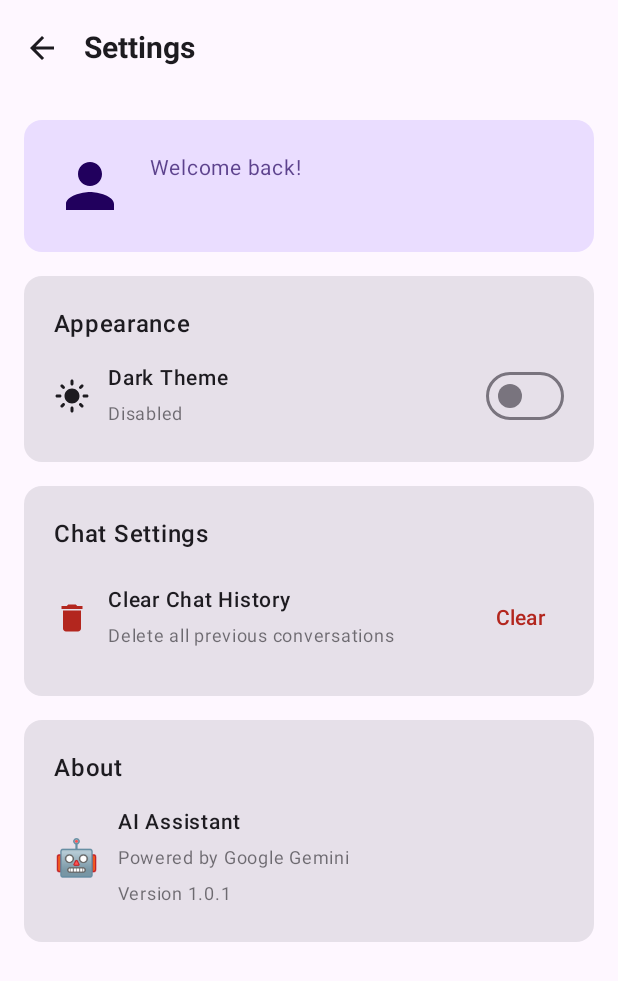
After one commit to shyam-barange/AI-Assistant, an Android app built with Jetpack Compose: the composable SettingsScreen called with empty values, on a phone screen of 412 x 824 dp. The commit adds this screen. Shown: the top 981 px of the screen. Run offline under Robolectric (Android 15) with nearby library versions, the phone set to English and light mode, and no system bars.

Commit message:
minor fixes

```diff
--- a/app/src/main/java/com/twinstech/aiassistant/AIAssistantApp.kt
+++ b/app/src/main/java/com/twinstech/aiassistant/AIAssistantApp.kt
@@ -1,9 +1,7 @@
+// Updated AIAssistantApp.kt with theme toggle and history clearing
 package com.twinstech.aiassistant
 
-import androidx.compose.runtime.Composable
-import androidx.compose.runtime.LaunchedEffect
-import androidx.compose.runtime.collectAsState
-import androidx.compose.runtime.getValue
+import androidx.compose.runtime.*
 import androidx.compose.ui.platform.LocalContext
 import androidx.lifecycle.viewmodel.compose.viewModel
 
@@ -13,6 +11,8 @@ fun AIAssistantApp(
 ) {
     val context = LocalContext.current
     val uiState by viewModel.uiState.collectAsState()
+    var showSettings by remember { mutableStateOf(false) }
+    var darkTheme by remember { mutableStateOf(false) }
 
     LaunchedEffect(Unit) {
         viewModel.initializeApp(context)
@@ -27,8 +27,25 @@ fun AIAssistantApp(
             )
         }
 
+        showSettings -> {
+            SettingsScreen(
+                userName = uiState.userName,
+                darkTheme = darkTheme,
+                onToggleTheme = { darkTheme = !darkTheme },
+                onClearHistory = {
+                    viewModel.clearChatHistory(context)
+                },
+                onBack = {
+                    showSettings = false
+                }
+            )
+        }
+
         else -> {
-            ChatScreen(viewModel = viewModel)
+            ChatScreen(
+                viewModel = viewModel,
+                onSettingsClick = { showSettings = true }
+            )
         }
     }
 }
--- a/app/src/main/java/com/twinstech/aiassistant/ChatScreen.kt
+++ b/app/src/main/java/com/twinstech/aiassistant/ChatScreen.kt
@@ -41,6 +41,7 @@ import androidx.compose.runtime.setValue
 import androidx.compose.ui.Alignment
 import androidx.compose.ui.Modifier
 import androidx.compose.ui.graphics.Color
+import androidx.compose.ui.platform.LocalContext
 import androidx.compose.ui.platform.LocalSoftwareKeyboardController
 import androidx.compose.ui.text.font.FontWeight
 import androidx.compose.ui.text.input.ImeAction
@@ -48,21 +49,23 @@ import androidx.compose.ui.unit.dp
 import androidx.compose.ui.unit.sp
 import kotlinx.coroutines.launch
 
+
 @OptIn(ExperimentalMaterial3Api::class)
 @Composable
 fun ChatScreen(
-    viewModel: AIAssistantViewModel
+    viewModel: AIAssistantViewModel,
+    onSettingsClick: () -> Unit
 ) {
     val uiState by viewModel.uiState.collectAsState()
     val chatMessages = uiState.chatHistory
     val userName = uiState.userName
 
+    val context = LocalContext.current
     var currentMessage by remember { mutableStateOf("") }
     val listState = rememberLazyListState()
     val coroutineScope = rememberCoroutineScope()
     val keyboardController = LocalSoftwareKeyboardController.current
 
-    // Auto-scroll to bottom when new messages arrive
     LaunchedEffect(chatMessages.size) {
         if (chatMessages.isNotEmpty()) {
             coroutineScope.launch {
@@ -71,82 +74,53 @@ fun ChatScreen(
         }
     }
 
-    Column(
-        modifier = Modifier.fillMaxSize()
-    ) {
-        // Top App Bar
+    Column(modifier = Modifier.fillMaxSize()) {
         TopAppBar(
             title = {
                 Column {
-                    Text(
-                        text = "AI Assistant",
-                        fontSize = 18.sp,
-                        fontWeight = FontWeight.SemiBold
-                    )
+                    Text("AI Assistant", fontSize = 18.sp)
                     if (userName.isNotEmpty()) {
-                        Text(
-                            text = "Hello, $userName!",
-                            fontSize = 12.sp,
-                            color = MaterialTheme.colorScheme.onSurface.copy(alpha = 0.7f)
-                        )
+                        Text("Hello, $userName!", fontSize = 12.sp, color = MaterialTheme.colorScheme.onSurface.copy(alpha = 0.7f))
                     }
                 }
             },
             actions = {
-                IconButton(onClick = { /* TODO: Settings */ }) {
-                    Icon(
-                        imageVector = Icons.Default.Settings,
-                        contentDescription = "Settings"
-                    )
+                IconButton(onClick = onSettingsClick) {
+                    Icon(imageVector = Icons.Default.Settings, contentDescription = "Settings")
                 }
             },
-            colors = TopAppBarDefaults.topAppBarColors(
-                containerColor = MaterialTheme.colorScheme.surface
-            )
+            colors = TopAppBarDefaults.topAppBarColors(containerColor = MaterialTheme.colorScheme.surface)
         )
 
-        // Chat Messages
         LazyColumn(
-            modifier = Modifier
-                .weight(1f)
-                .fillMaxWidth()
-                .padding(horizontal = 16.dp),
+            modifier = Modifier.weight(1f).fillMaxWidth().padding(horizontal = 16.dp),
             state = listState,
             verticalArrangement = Arrangement.spacedBy(8.dp),
             contentPadding = PaddingValues(vertical = 16.dp)
         ) {
             if (chatMessages.isEmpty()) {
-                item {
-                    WelcomeMessage(userName = userName)
-                }
+                item { WelcomeMessage(userName = userName) }
             }
 
             items(chatMessages) { message ->
                 ChatMessageItem(
                     message = message,
-                    onCopyMessage = { viewModel.copyMessageToClipboard(it) }
+                    onCopyMessage = { /* No-op */ }
                 )
             }
 
             if (uiState.isLoading) {
-                item {
-                    TypingIndicator()
-                }
+                item { TypingIndicator() }
             }
         }
 
-        // Message Input
         Card(
-            modifier = Modifier
-                .fillMaxWidth()
-                .padding(16.dp),
+            modifier = Modifier.fillMaxWidth().padding(16.dp),
             elevation = CardDefaults.cardElevation(defaultElevation = 4.dp),
             shape = RoundedCornerShape(24.dp)
         ) {
             Row(
-                modifier = Modifier
-                    .fillMaxWidth()
-                    .padding(8.dp),
+                modifier = Modifier.fillMaxWidth().padding(8.dp),
                 verticalAlignment = Alignment.Bottom
             ) {
                 OutlinedTextField(
@@ -180,17 +154,13 @@ fun ChatScreen(
                     },
                     modifier = Modifier.size(48.dp),
                     containerColor = if (currentMessage.isNotBlank() && !uiState.isLoading)
-                        MaterialTheme.colorScheme.primary
-                    else
-                        MaterialTheme.colorScheme.outline.copy(alpha = 0.3f)
+                        MaterialTheme.colorScheme.primary else MaterialTheme.colorScheme.outline.copy(alpha = 0.3f)
                 ) {
                     Icon(
                         imageVector = Icons.Default.Send,
                         contentDescription = "Send",
                         tint = if (currentMessage.isNotBlank() && !uiState.isLoading)
-                            Color.White
-                        else
-                            MaterialTheme.colorScheme.outline
+                            Color.White else MaterialTheme.colorScheme.outline
                     )
                 }
             }
--- /dev/null
+++ b/app/src/main/java/com/twinstech/aiassistant/SettingsScreen.kt
@@ -0,0 +1,266 @@
+package com.twinstech.aiassistant
+
+import androidx.compose.foundation.layout.*
+import androidx.compose.foundation.rememberScrollState
+import androidx.compose.foundation.verticalScroll
+import androidx.compose.material.icons.Icons
+import androidx.compose.material.icons.filled.*
+import androidx.compose.material3.*
+import androidx.compose.runtime.*
+import androidx.compose.ui.Alignment
+import androidx.compose.ui.Modifier
+import androidx.compose.ui.platform.LocalContext
+import androidx.compose.ui.text.font.FontWeight
+import androidx.compose.ui.unit.dp
+import androidx.compose.ui.unit.sp
+
+@OptIn(ExperimentalMaterial3Api::class)
+@Composable
+fun SettingsScreen(
+    userName: String,
+    darkTheme: Boolean,
+    onToggleTheme: () -> Unit,
+    onClearHistory: () -> Unit,
+    onBack: () -> Unit
+) {
+    val context = LocalContext.current
+    var showClearDialog by remember { mutableStateOf(false) }
+
+    Column(
+        modifier = Modifier
+            .fillMaxSize()
+            .verticalScroll(rememberScrollState())
+    ) {
+        // Header
+        TopAppBar(
+            title = {
+                Text(
+                    text = "Settings",
+                    fontSize = 20.sp,
+                    fontWeight = FontWeight.Bold
+                )
+            },
+            navigationIcon = {
+                IconButton(onClick = onBack) {
+                    Icon(
+                        imageVector = Icons.Default.ArrowBack,
+                        contentDescription = "Back"
+                    )
+                }
+            },
+            colors = TopAppBarDefaults.topAppBarColors(
+                containerColor = MaterialTheme.colorScheme.surface
+            )
+        )
+
+        // Settings Content
+        Column(
+            modifier = Modifier.padding(16.dp),
+            verticalArrangement = Arrangement.spacedBy(16.dp)
+        ) {
+            // User Profile Section
+            Card(
+                modifier = Modifier.fillMaxWidth(),
+                colors = CardDefaults.cardColors(
+                    containerColor = MaterialTheme.colorScheme.primaryContainer
+                )
+            ) {
+                Row(
+                    modifier = Modifier.padding(20.dp),
+                    verticalAlignment = Alignment.CenterVertically
+                ) {
+                    Icon(
+                        imageVector = Icons.Default.Person,
+                        contentDescription = "Profile",
+                        modifier = Modifier.size(48.dp),
+                        tint = MaterialTheme.colorScheme.onPrimaryContainer
+                    )
+                    Spacer(modifier = Modifier.width(16.dp))
+                    Column {
+                        Text(
+                            text = "Welcome back!",
+                            fontSize = 14.sp,
+                            color = MaterialTheme.colorScheme.onPrimaryContainer.copy(alpha = 0.7f)
+                        )
+                        Text(
+                            text = userName,
+                            fontSize = 18.sp,
+                            fontWeight = FontWeight.Bold,
+                            color = MaterialTheme.colorScheme.onPrimaryContainer
+                        )
+                    }
+                }
+            }
+
+            // Theme Settings
+            Card(
+                modifier = Modifier.fillMaxWidth()
+            ) {
+                Column(modifier = Modifier.padding(20.dp)) {
+                    Text(
+                        text = "Appearance",
+                        fontSize = 16.sp,
+                        fontWeight = FontWeight.SemiBold,
+                        modifier = Modifier.padding(bottom = 12.dp)
+                    )
+
+                    Row(
+                        modifier = Modifier.fillMaxWidth(),
+                        horizontalArrangement = Arrangement.SpaceBetween,
+                        verticalAlignment = Alignment.CenterVertically
+                    ) {
+                        Row(
+                            verticalAlignment = Alignment.CenterVertically
+                        ) {
+                            Icon(
+                                imageVector = if (darkTheme) Icons.Default.DarkMode else Icons.Default.LightMode,
+                                contentDescription = "Theme",
+                                modifier = Modifier.size(24.dp)
+                            )
+                            Spacer(modifier = Modifier.width(12.dp))
+                            Column {
+                                Text(
+                                    text = "Dark Theme",
+                                    fontSize = 14.sp,
+                                    fontWeight = FontWeight.Medium
+                                )
+                                Text(
+                                    text = if (darkTheme) "Enabled" else "Disabled",
+                                    fontSize = 12.sp,
+                                    color = MaterialTheme.colorScheme.onSurface.copy(alpha = 0.6f)
+                                )
+                            }
+                        }
+                        Switch(
+                            checked = darkTheme,
+                            onCheckedChange = { onToggleTheme() }
+                        )
+                    }
+                }
+            }
+
+            // Chat Settings
+            Card(
+                modifier = Modifier.fillMaxWidth()
+            ) {
+                Column(modifier = Modifier.padding(20.dp)) {
+                    Text(
+                        text = "Chat Settings",
+                        fontSize = 16.sp,
+                        fontWeight = FontWeight.SemiBold,
+                        modifier = Modifier.padding(bottom = 12.dp)
+                    )
+
+                    // Clear History Button
+                    Row(
+                        modifier = Modifier
+                            .fillMaxWidth()
+                            .padding(vertical = 8.dp),
+                        verticalAlignment = Alignment.CenterVertically
+                    ) {
+                        Icon(
+                            imageVector = Icons.Default.Delete,
+                            contentDescription = "Clear History",
+                            modifier = Modifier.size(24.dp),
+                            tint = MaterialTheme.colorScheme.error
+                        )
+                        Spacer(modifier = Modifier.width(12.dp))
+                        Column(modifier = Modifier.weight(1f)) {
+                            Text(
+                                text = "Clear Chat History",
+                                fontSize = 14.sp,
+                                fontWeight = FontWeight.Medium
+                            )
+                            Text(
+                                text = "Delete all previous conversations",
+                                fontSize = 12.sp,
+                                color = MaterialTheme.colorScheme.onSurface.copy(alpha = 0.6f)
+                            )
+                        }
+                        TextButton(
+                            onClick = { showClearDialog = true },
+                            colors = ButtonDefaults.textButtonColors(
+                                contentColor = MaterialTheme.colorScheme.error
+                            )
+                        ) {
+                            Text("Clear")
+                        }
+                    }
+                }
+            }
+
+            // About Section
+            Card(
+                modifier = Modifier.fillMaxWidth()
+            ) {
+                Column(modifier = Modifier.padding(20.dp)) {
+                    Text(
+                        text = "About",
+                        fontSize = 16.sp,
+                        fontWeight = FontWeight.SemiBold,
+                        modifier = Modifier.padding(bottom = 12.dp)
+                    )
+
+                    Row(
+                        verticalAlignment = Alignment.CenterVertically
+                    ) {
+                        Text(
+                            text = "🤖",
+                            fontSize = 24.sp
+                        )
+                        Spacer(modifier = Modifier.width(12.dp))
+                        Column {
+                            Text(
+                                text = "AI Assistant",
+                                fontSize = 14.sp,
+                                fontWeight = FontWeight.Medium
+                            )
+                            Text(
+                                text = "Powered by Google Gemini",
+                                fontSize = 12.sp,
+                                color = MaterialTheme.colorScheme.onSurface.copy(alpha = 0.6f)
+                            )
+                            Text(
+                                // get current app version dynamically
+                                text = "Version ${BuildConfig.VERSION_NAME}",
+                                fontSize = 12.sp,
+                                color = MaterialTheme.colorScheme.onSurface.copy(alpha = 0.6f)
+                            )
+                        }
+                    }
+                }
+            }
+        }
+    }
+
+    // Clear History Confirmation Dialog
+    if (showClearDialog) {
+        AlertDialog(
+            onDismissRequest = { showClearDialog = false },
+            title = {
+                Text("Clear Chat History")
+            },
+            text = {
+                Text("Are you sure you want to delete all chat history? This action cannot be undone.")
+            },
+            confirmButton = {
+                TextButton(
+                    onClick = {
+                        onClearHistory()
+                        showClearDialog = false
+                    },
+                    colors = ButtonDefaults.textButtonColors(
+                        contentColor = MaterialTheme.colorScheme.error
+                    )
+                ) {
+                    Text("Clear")
+                }
+            },
+            dismissButton = {
+                TextButton(onClick = { showClearDialog = false }) {
+                    Text("Cancel")
+                }
+            }
+        )
+    }
+}
--- a/app/src/main/java/com/twinstech/aiassistant/ui/theme/Theme.kt
+++ b/app/src/main/java/com/twinstech/aiassistant/ui/theme/Theme.kt
@@ -12,6 +12,7 @@ import androidx.compose.runtime.Composable
 import androidx.compose.ui.platform.LocalContext
 import androidx.compose.foundation.isSystemInDarkTheme
 import androidx.compose.material3.*
+import androidx.compose.material3.MaterialTheme.colorScheme
 import androidx.compose.ui.graphics.Color
 
 //private val DarkColorScheme = darkColorScheme(
@@ -75,9 +76,15 @@ fun AIAssistantTheme(
     darkTheme: Boolean = isSystemInDarkTheme(),
     content: @Composable () -> Unit
 ) {
-    val colorScheme = when {
-        darkTheme -> DarkColorScheme
-        else -> LightColorScheme
+//    val colorScheme = when {
+//        darkTheme -> DarkColorScheme
+//        else -> LightColorScheme
+//    }
+
+    val colorScheme = if (darkTheme) {
+        darkColorScheme()
+    } else {
+        lightColorScheme()
     }
 
     MaterialTheme(
@@ -85,4 +92,5 @@ fun AIAssistantTheme(
         typography = Typography(),
         content = content
     )
+
 }
```
